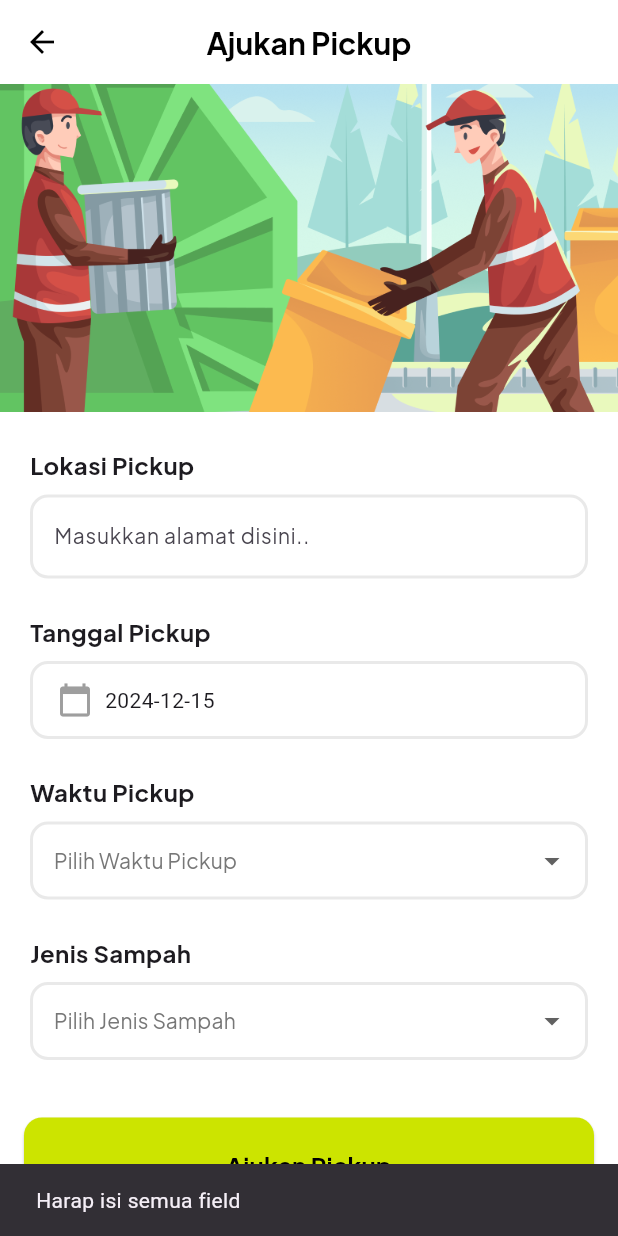
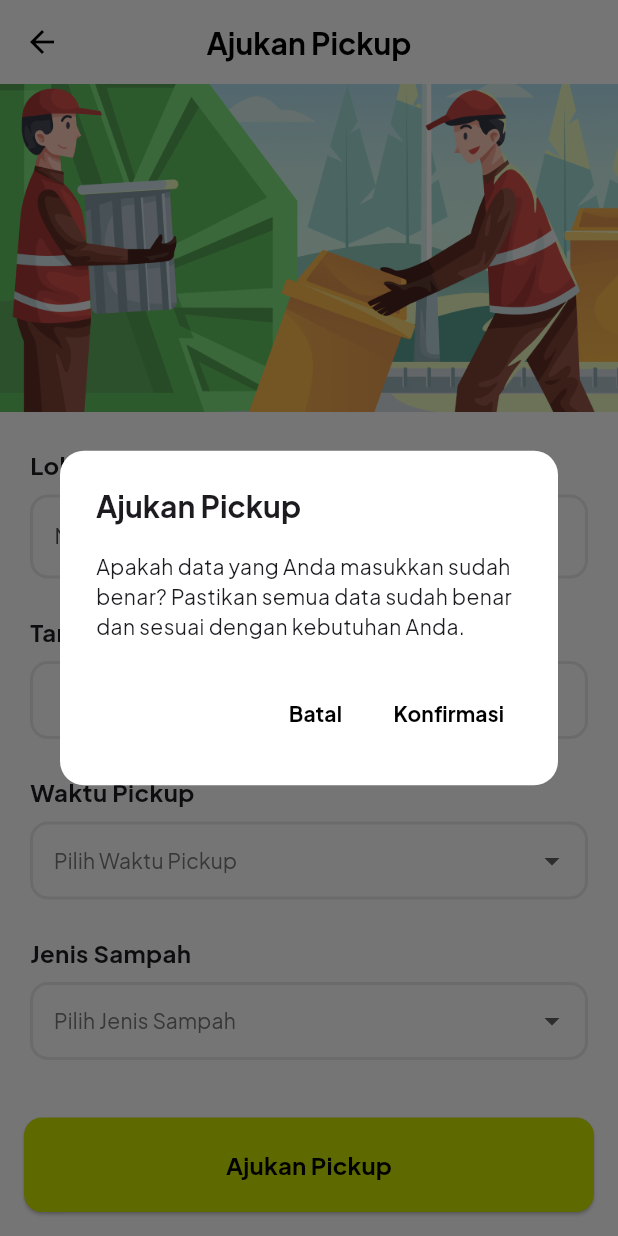
Before and after one commit to mhmdrazn/BuangBijak, a Flutter app: the PickupPage screen opened by its route, after a tap on "Ajukan Pickup", on a phone screen of 412 x 824 dp. Run offline on Flutter 3.47's test engine with Material 3 defaults, Android fonts, the phone set to English and light mode, and no system bars; our stand-ins replace cloud_firestore, firebase_auth, firebase_core, logger; accounts and stored records are empty.

Commit message:
feat: popup ajukan pickup

```diff
--- a/lib/screens/pickup_screens.dart
+++ b/lib/screens/pickup_screens.dart
@@ -295,7 +295,7 @@ class _PickupPageState extends State<PickupPage> {
                 child: BottomButton(
                   text: _isLoading ? '' : 'Ajukan Pickup',
                   color: Color(0xFFCCE400),
-                  onPressed: _isLoading ? null : submitPickupRequest,
+                  onPressed: _isLoading ? null : () => _showConfirmDialog(context),
                   child: _isLoading
                       ? CircularProgressIndicator(
                           color: Colors.white,
@@ -309,4 +309,41 @@ class _PickupPageState extends State<PickupPage> {
       ),
     );
   }
+  Future<void> _showConfirmDialog(BuildContext context) async{
+    showDialog(
+      context: context,
+      builder: (BuildContext context) {
+        return AlertDialog(
+          title: Text("Ajukan Pickup", style: bold20),
+          backgroundColor: white,
+          shape: RoundedRectangleBorder(
+            borderRadius: BorderRadius.circular(16),
+          ),
+          content: SizedBox(
+            width: MediaQuery.of(context).size.width * 0.8,
+            child: Text(
+              "Apakah data yang Anda masukkan sudah benar? Pastikan semua data sudah benar dan sesuai dengan kebutuhan Anda.",
+              style: regular14,
+              textAlign: TextAlign.start,
+            ),
+          ),
+          actions: [
+            TextButton(
+              onPressed: () {
+                Navigator.pop(context);
+              },
+              child: Text("Batal", style: bold14.copyWith(color: black)),
+            ),
+            TextButton(
+              onPressed: () {
+                Navigator.pop(context);
+                submitPickupRequest();
+              },
+              child: Text("Konfirmasi", style: bold14.copyWith(color: black)),
+            ),
+          ],
+        );
+      },
+    );
+  }
 }
```
Also changed, not shown: lib/screens/dashboard.dart (+9 -1 lines).
